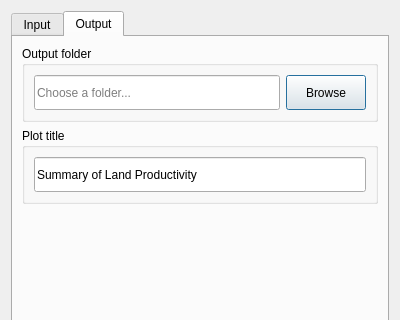
Old version of the form LDMP/gui/DlgReportingSummaryTable.ui in the repository ConservationInternational/trends.earth; both pictures show x 0 to 400 and y 0 to 320 of the 400 by 575 pixel window.
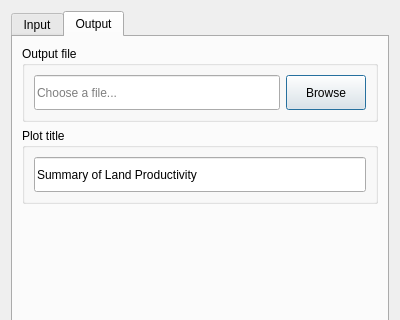
New version of the form. The open tabs and pages were chosen to show the change.

Patch:
```diff
--- a/LDMP/gui/DlgReportingSummaryTable.ui
+++ b/LDMP/gui/DlgReportingSummaryTable.ui
@@ -211,7 +211,7 @@
        <item>
         <widget class="QGroupBox" name="groupBox_6">
          <property name="title">
-          <string>Output folder</string>
+          <string>Output file</string>
          </property>
          <layout class="QHBoxLayout" name="horizontalLayout">
           <item>
@@ -223,7 +223,7 @@
              </size>
             </property>
             <property name="placeholderText">
-             <string>Choose a folder...</string>
+             <string>Choose a file...</string>
             </property>
            </widget>
           </item>
```
Left out of the diff: 4 changed lines with no effect on the pictures.
